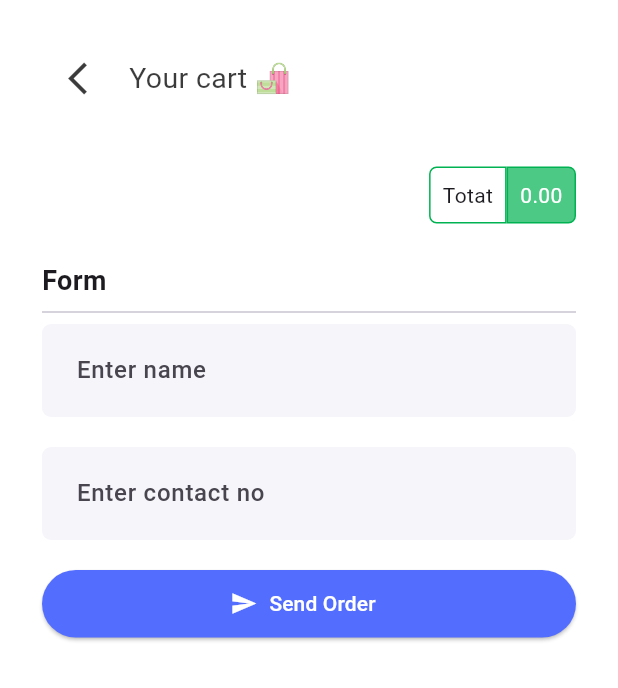
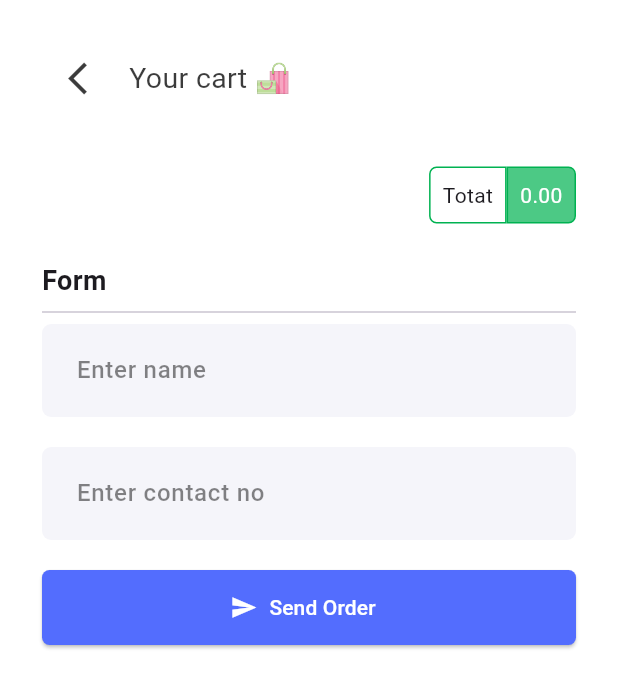
Before and after one commit to vaibhavchoursiya/inventory-ui-firestore, a Flutter app: the screen it shows after launch, after a tap on an icon or button, on a phone screen of 412 x 824 dp. Shown: the top 688 px of the screen. Run offline on Flutter 3.47's test engine with Material 3 defaults, Android fonts, the phone set to English and light mode, and no system bars; our stand-ins replace cloud_firestore, firebase_core, font_awesome_flutter, go_router, google_fonts; accounts and stored records are empty; network calls fail; Roboto replaces fonts that are missing (Poppins).

Commit message:
form buttom updated.

```diff
--- a/lib/widgets/mtext_form_field.dart
+++ b/lib/widgets/mtext_form_field.dart
@@ -23,7 +23,7 @@ class MTextFormFieldColumn extends StatelessWidget {
         TextFormField(
           style: const TextStyle(
             fontFamily: "Poppins",
-            fontWeight: FontWeight.w300,
+            fontWeight: FontWeight.w600,
           ),
           // minLines: 6,
           controller: controller,
@@ -34,10 +34,11 @@ class MTextFormFieldColumn extends StatelessWidget {
           cursorErrorColor: Apptheme.primary,
           decoration: InputDecoration(
             hintText: hintText,
-            hintStyle: const TextStyle(
+            hintStyle: TextStyle(
               fontFamily: "Poppins",
               fontSize: 16,
               // color: Apptheme.grey,
+              color: Apptheme.dark.withOpacity(0.5),
               fontWeight: FontWeight.w500,
             ),
             enabledBorder: border,
--- a/lib/widgets/shopping_form_widget.dart
+++ b/lib/widgets/shopping_form_widget.dart
@@ -40,7 +40,7 @@ class _ShoppingFormWidgetState extends State<ShoppingFormWidget> {
           ),
           SizedBox(
             width: double.infinity,
-            height: 45.0,
+            height: 50.0,
             child: ElevatedButton.icon(
               icon: const Icon(Icons.send),
               onPressed: () async {
@@ -52,6 +52,9 @@ class _ShoppingFormWidgetState extends State<ShoppingFormWidget> {
               style: ElevatedButton.styleFrom(
                 backgroundColor: Colors.indigoAccent,
                 foregroundColor: Apptheme.light,
+                shape: RoundedRectangleBorder(
+                  borderRadius: BorderRadius.circular(5.0),
+                ),
               ),
               label: Text(
                 "Send Order",
```
